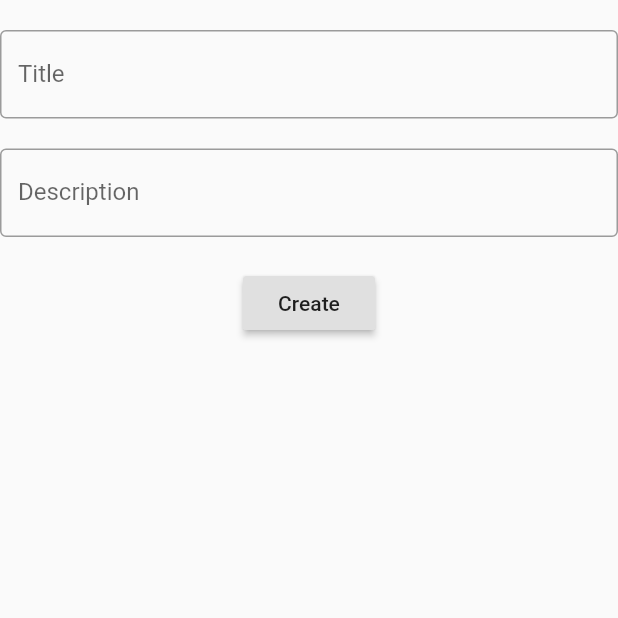
After one commit to sgmsgood/bloc_flutter, a Flutter app: the InputTodoView screen opened directly, on a phone screen of 412 x 824 dp, the top half of it. The commit adds this screen. Run offline on Flutter 3.47's test engine with Material 2 defaults, Android fonts, the phone set to English and light mode, and no system bars; our stand-ins replace bloc, equatable, firebase_core, flutter_bloc, video_player; missing offline and left inert: dart:html, flutter_firestore_todos, qnsdk; accounts and stored records are empty; generated files the repository leaves out were written again.

Commit message:
1. 텍스트 입력창 만들기

```diff
--- a/flutter_provider_todo/lib/main.dart
+++ b/flutter_provider_todo/lib/main.dart
@@ -1,5 +1,6 @@
 import 'package:flutter/material.dart';
 import 'package:flutter_provider_todo/model/todo_repository.dart';
+import 'package:flutter_provider_todo/ui/input_todo_view.dart';
 import 'package:provider/provider.dart';
 
 import 'model/Todo.dart';
@@ -44,7 +45,7 @@ class MyHomePage extends StatelessWidget {
   Widget _buildButton(BuildContext context) {
     return RaisedButton(
         onPressed: () {
-          context.read<TodoRepository>().add(Todo(false, "Take a Breakfast", "Grilled Chicken Salad"));
+          Navigator.of(context).push(MaterialPageRoute(builder: (context) => Provider(create: (context) => TodoRepository(), child: InputTodoView())));
         },
         child: Text("Add Schedule"));
   }
--- a/flutter_provider_todo/lib/model/todo_repository.dart
+++ b/flutter_provider_todo/lib/model/todo_repository.dart
@@ -1,3 +1,5 @@
+import 'dart:developer';
+
 import 'package:flutter/material.dart';
 
 import 'Todo.dart';
@@ -13,6 +15,7 @@ class TodoRepository with ChangeNotifier {
   }
 
   List<Todo> readAll() {
+    log("@!!list:");
     return _todoList;
   }
 
--- a/flutter_provider_todo/lib/ui/input_title_view.dart
+++ /dev/null
@@ -1,8 +0,0 @@
-import 'package:flutter/material.dart';
-
-class InputTitleView extends StatelessWidget {
-  @override
-  Widget build(BuildContext context) {
-    return Container();
-  }
-}
--- /dev/null
+++ b/flutter_provider_todo/lib/ui/input_todo_view.dart
@@ -0,0 +1,45 @@
+import 'package:flutter/material.dart';
+import 'package:flutter_provider_todo/model/Todo.dart';
+import 'package:flutter_provider_todo/model/todo_repository.dart';
+import 'package:provider/provider.dart';
+
+class InputTodoView extends StatelessWidget {
+  final title = TextEditingController();
+  final description = TextEditingController();
+
+  @override
+  Widget build(BuildContext context) {
+    return Scaffold(
+      body: SafeArea(
+        child: Column(
+          children: [
+            Container(height: 20),
+            TextField(
+              decoration: InputDecoration(
+                border: OutlineInputBorder(),
+                labelText: 'Title',
+              ),
+              controller: title,
+            ),
+            Container(height: 20),
+            TextField(
+              decoration: InputDecoration(
+                border: OutlineInputBorder(),
+                labelText: 'Description',
+              ),
+              controller: description,
+            ),
+            Container(height: 20),
+            RaisedButton(
+              onPressed: () {
+                Consumer<TodoRepository>(context, listen: true).add(Todo(false, title.text, description.text));
+                Navigator.popUntil(context, (route) => false);
+              },
+              child: Text('Create'),
+            ),
+          ],
+        ),
+      ),
+    );
+  }
+}
```
